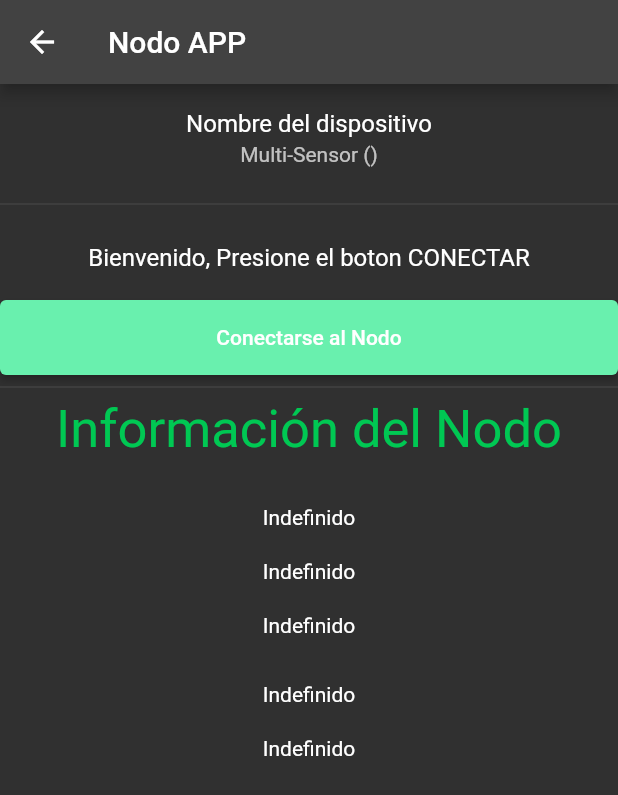
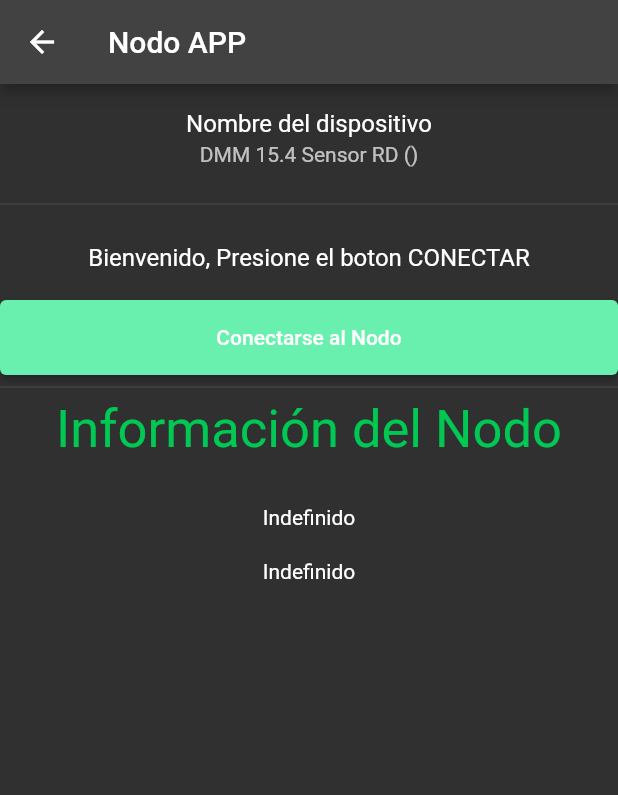
Before and after one commit to geroferrari/sensor_app, a Flutter app: the MainPage screen opened directly, on a phone screen of 412 x 824 dp. Shown: the top 795 px of the screen. Run offline on Flutter 3.47's test engine with Material 2 defaults, Android fonts, the phone set to English and light mode, and no system bars; missing offline and left inert: flutter_reactive_ble.

Commit message:
app fully working

```diff
--- a/lib/pages/home.dart
+++ b/lib/pages/home.dart
@@ -18,25 +18,17 @@ class _MainPage extends State<MainPage> {
   final FlutterReactiveBle _ble = FlutterReactiveBle();
   late StreamSubscription _subscription;
   late StreamSubscription<ConnectionStateUpdate> _connection;
-  String deviceName = "Multi-Sensor";
+  String deviceName = "DMM 15.4 Sensor RD";
   String deviceID = "";
 
   String uuidBatteryService = "f000180f-0451-4000-b000-000000000000";
   String uuidBatteryCharacteristic = "f0002a19-0451-4000-b000-000000000000";
-  String uuidHumidityService = "f000aa20-0451-4000-b000-000000000000";
-  String uuidHumidityCharacteristic = "f000aa21-0451-4000-b000-000000000000";
+  String uuidHumidityService = "f0001180-0451-4000-b000-000000000000";
+  String uuidHumidityCharacteristic = "f0001181-0451-4000-b000-000000000000";
 
   //Change for FLOW UUID //
   String uuidFlowService = "f000aa20-0451-4000-b000-000000000000";
   String uuidFlowCharacteristic = "f000aa21-0451-4000-b000-000000000000";
-
-  //change for net UUID //
-  String uuidNetService = "f0001110-0451-4000-b000-000000000000";
-  String uuidNetCharacteristic = "f0001111-0451-4000-b000-000000000000";
-
-  //change for PIN UUID //
-  String uuidValveService = "f0001110-0451-4000-b000-000000000000";
-  String uuidValveCharacteristic = "f0001112-0451-4000-b000-000000000000";
 
   late int battery;
   late int humidity;
@@ -61,7 +53,7 @@ class _MainPage extends State<MainPage> {
         withServices: [],
         scanMode: ScanMode.lowLatency,
         requireLocationServicesEnabled: true).listen((device) {
-      if (device.name == deviceName) {
+      if (device.name != "") {
         print('Nodo encontrado!');
         _connection = _ble
             .connectToDevice(
@@ -92,17 +84,18 @@ class _MainPage extends State<MainPage> {
                 await _ble.readCharacteristic(humidityCharacteristic);
             print(humidityCharacteristic);
             //Flow characteristics
-            final flowCharacteristic = QualifiedCharacteristic(
+            /*final flowCharacteristic = QualifiedCharacteristic(
                 serviceId: Uuid.parse(uuidFlowService),
                 characteristicId: Uuid.parse(uuidFlowCharacteristic),
                 deviceId: device.id);
             final flowResponse =
                 await _ble.readCharacteristic(flowCharacteristic);
             print(flowCharacteristic);
+             */
             setState(() {
-              battery = batteryResponse[0];
-              humidity = humidityResponse[0];
-              flow = flowResponse[0];
+              battery = humidityResponse[0]%100;
+              humidity = humidityResponse[0]~/100;
+              //flow = flowResponse[0];
             });
             _disconnect();
             print('disconnected');
@@ -116,50 +109,6 @@ class _MainPage extends State<MainPage> {
       print('error!');
       print(error.toString());
     });
-  }
-
-  void _addNodoToStarNet() {
-    if (deviceID != "") {
-      final characteristic = QualifiedCharacteristic(
-          serviceId: Uuid.parse(uuidNetService),
-          characteristicId: Uuid.parse(uuidNetCharacteristic),
-          deviceId: deviceID);
-      _ble.writeCharacteristicWithoutResponse(characteristic, value: [0x01]);
-      _connectBLE();
-    }
-  }
-
-  void _removeNodoToStarNet() {
-    if (deviceID != "") {
-      final characteristic = QualifiedCharacteristic(
-          serviceId: Uuid.parse(uuidNetService),
-          characteristicId: Uuid.parse(uuidNetCharacteristic),
-          deviceId: deviceID);
-      _ble.writeCharacteristicWithoutResponse(characteristic, value: [0x00]);
-      _connectBLE();
-    }
-  }
-
-  void _turnOnIrrigation() {
-    if (deviceID != "") {
-      final characteristic = QualifiedCharacteristic(
-          serviceId: Uuid.parse(uuidValveService),
-          characteristicId: Uuid.parse(uuidValveCharacteristic),
-          deviceId: deviceID);
-      _ble.writeCharacteristicWithoutResponse(characteristic, value: [1]);
-      _connectBLE();
-    }
-  }
-
-  void _turnOffIrrigation() {
-    if (deviceID != "") {
-      final characteristic = QualifiedCharacteristic(
-          serviceId: Uuid.parse(uuidValveService),
-          characteristicId: Uuid.parse(uuidValveCharacteristic),
-          deviceId: deviceID);
-      _ble.writeCharacteristicWithoutResponse(characteristic, value: [0]);
-      _connectBLE();
-    }
   }
 
   @override
@@ -242,6 +191,7 @@ class _MainPage extends State<MainPage> {
                         .center //Center Row contents vertically,
                     ),
                 const SizedBox(height: 20),
+                /*
                 Row(
                     children: [
                       if (printMessage == "Estado: Nodo conectado") ...[
@@ -262,66 +212,8 @@ class _MainPage extends State<MainPage> {
                     crossAxisAlignment: CrossAxisAlignment
                         .center //Center Row contents vertically,
                     ),
-                const SizedBox(height: 30),
-                Row(
-                    children: [
-                      if (printMessage == "Estado: Nodo conectado") ...[
-                        if (nodoConnectedToNet = false) ...[
-                          ElevatedButton(
-                              onPressed: _addNodoToStarNet,
-                              child: const Text('Agregar Nodo a la red'),
-                              style: ElevatedButton.styleFrom(
-                                primary: Colors.redAccent,
-                                minimumSize: const Size(250, 50),
-                              ))
-                        ] else ...[
-                          ElevatedButton(
-                              onPressed: _removeNodoToStarNet,
-                              child: const Text('Sacar Nodo de la red'),
-                              style: ElevatedButton.styleFrom(
-                                primary: Colors.greenAccent,
-                                minimumSize: const Size(250, 50),
-                              ))
-                        ]
-                      ] else ...[
-                        const Text("Indefinido")
-                      ]
-                    ],
-                    mainAxisAlignment: MainAxisAlignment
-                        .center, //Center Row contents horizontally,
-                    crossAxisAlignment: CrossAxisAlignment
-                        .center //Center Row contents vertically,
-                    ),
-                const SizedBox(height: 20),
-                Row(
-                    children: [
-                      if (printMessage == "Estado: Nodo conectado") ...[
-                        if (irrigationWorking = false) ...[
-                          ElevatedButton(
-                              onPressed: _turnOnIrrigation,
-                              child: const Text('Encender Riego'),
-                              style: ElevatedButton.styleFrom(
-                                primary: Colors.redAccent,
-                                minimumSize: const Size(250, 50),
-                              ))
-                        ] else ...[
-                          ElevatedButton(
-                              onPressed: _turnOffIrrigation,
-                              child: const Text('Apagar Riego'),
-                              style: ElevatedButton.styleFrom(
-                                primary: Colors.greenAccent,
-                                minimumSize: const Size(250, 50),
-                              ))
-                        ]
-                      ] else ...[
-                        const Text("Indefinido")
-                      ]
-                    ],
-                    mainAxisAlignment: MainAxisAlignment
-                        .center, //Center Row contents horizontally,
-                    crossAxisAlignment: CrossAxisAlignment
-                        .center //Center Row contents vertically,
-                    ),
+
+                 */
               ],
             ),
           )
```
Also changed, not shown: pubspec.lock.
